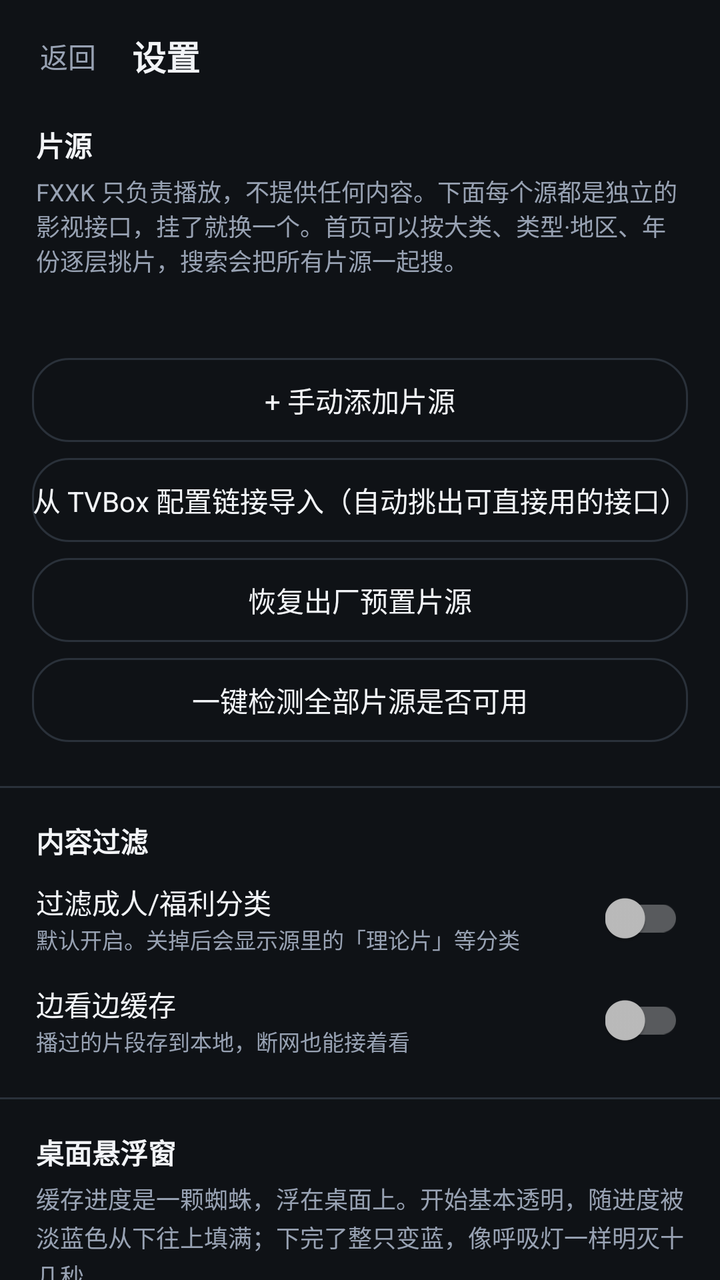
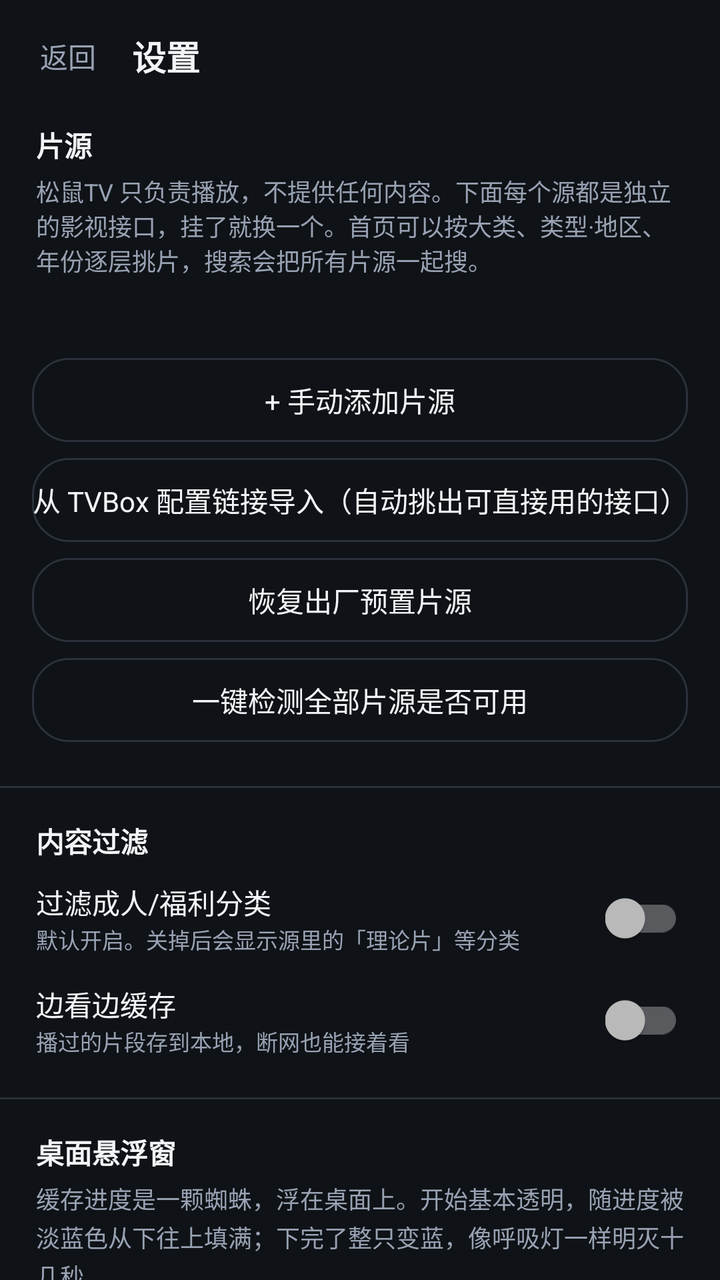

The first picture is an Android layout as it rendered before a commit; the second is the same layout after the commit. The layout source and the unified diff follow.
<!-- AndroidManifest.xml: application theme AppTheme -->
<!-- res/layout/activity_settings.xml -->
<?xml version="1.0" encoding="utf-8"?>
<LinearLayout xmlns:android="http://schemas.android.com/apk/res/android"
    android:layout_width="match_parent"
    android:layout_height="match_parent"
    android:orientation="vertical"
    android:background="@color/bg"
    android:fitsSystemWindows="true">

    <LinearLayout
        android:layout_width="match_parent"
        android:layout_height="wrap_content"
        android:orientation="horizontal"
        android:gravity="center_vertical"
        android:paddingLeft="8dp"
        android:paddingRight="12dp"
        android:paddingTop="10dp"
        android:paddingBottom="6dp">

        <TextView
            android:id="@+id/btnBack"
            android:layout_width="wrap_content"
            android:layout_height="36dp"
            android:gravity="center"
            android:paddingLeft="12dp"
            android:paddingRight="12dp"
            android:text="返回"
            android:textColor="@color/text_dim"
            android:textSize="14sp" />

        <TextView
            android:layout_width="0dp"
            android:layout_height="wrap_content"
            android:layout_weight="1"
            android:layout_marginLeft="6dp"
            android:text="@string/settings"
            android:textColor="@color/text"
            android:textSize="17sp"
            android:textStyle="bold" />
    </LinearLayout>

    <ScrollView
        android:layout_width="match_parent"
        android:layout_height="0dp"
        android:layout_weight="1"
        android:scrollbars="none">

        <LinearLayout
            android:layout_width="match_parent"
            android:layout_height="wrap_content"
            android:orientation="vertical"
            android:paddingBottom="28dp">

            <TextView
                android:layout_width="match_parent"
                android:layout_height="wrap_content"
                android:layout_marginLeft="18dp"
                android:layout_marginTop="10dp"
                android:text="片源"
                android:textColor="@color/text"
                android:textSize="14sp"
                android:textStyle="bold" />

            <TextView
                android:layout_width="match_parent"
                android:layout_height="wrap_content"
                android:layout_marginLeft="18dp"
                android:layout_marginRight="18dp"
                android:layout_marginTop="4dp"
                android:text="FXXK 只负责播放，不提供任何内容。下面每个源都是独立的影视接口，挂了就换一个。首页可以按大类、类型·地区、年份逐层挑片，搜索会把所有片源一起搜。"
                android:textColor="@color/text_dim"
                android:textSize="12sp" />

            <TextView
                android:id="@+id/sourceCount"
                android:layout_width="match_parent"
                android:layout_height="wrap_content"
                android:layout_marginLeft="18dp"
                android:layout_marginRight="18dp"
                android:layout_marginTop="10dp"
                android:textColor="@color/text_dim"
                android:textSize="12sp" />

            <LinearLayout
                android:id="@+id/sourceBox"
                android:layout_width="match_parent"
                android:layout_height="wrap_content"
                android:layout_marginTop="4dp"
                android:orientation="vertical" />

            <TextView
                android:id="@+id/btnAddSource"
                android:layout_width="match_parent"
                android:layout_height="42dp"
                android:layout_marginLeft="16dp"
                android:layout_marginRight="16dp"
                android:layout_marginTop="10dp"
                android:background="@drawable/bg_btn_ghost"
                android:gravity="center"
                android:text="+ 手动添加片源"
                android:textColor="@color/text"
                android:textSize="14sp" />

            <TextView
                android:id="@+id/btnImportTvbox"
                android:layout_width="match_parent"
                android:layout_height="42dp"
                android:layout_marginLeft="16dp"
                android:layout_marginRight="16dp"
                android:layout_marginTop="8dp"
                android:background="@drawable/bg_btn_ghost"
                android:gravity="center"
                android:text="从 TVBox 配置链接导入（自动挑出可直接用的接口）"
                android:textColor="@color/text"
                android:textSize="14sp" />

            <TextView
                android:id="@+id/btnRestore"
                android:layout_width="match_parent"
                android:layout_height="42dp"
                android:layout_marginLeft="16dp"
                android:layout_marginRight="16dp"
                android:layout_marginTop="8dp"
                android:background="@drawable/bg_btn_ghost"
                android:gravity="center"
                android:text="恢复出厂预置片源"
                android:textColor="@color/text"
                android:textSize="14sp" />

            <TextView
                android:id="@+id/btnTestAll"
                android:layout_width="match_parent"
                android:layout_height="42dp"
                android:layout_marginLeft="16dp"
                android:layout_marginRight="16dp"
                android:layout_marginTop="8dp"
                android:background="@drawable/bg_btn_ghost"
                android:gravity="center"
                android:text="一键检测全部片源是否可用"
                android:textColor="@color/text"
                android:textSize="14sp" />

            <View
                android:layout_width="match_parent"
                android:layout_height="1dp"
                android:layout_marginTop="22dp"
                android:background="@color/divider" />

            <TextView
                android:layout_width="match_parent"
                android:layout_height="wrap_content"
                android:layout_marginLeft="18dp"
                android:layout_marginTop="16dp"
                android:text="内容过滤"
                android:textColor="@color/text"
                android:textSize="14sp"
                android:textStyle="bold" />

            <LinearLayout
                android:layout_width="match_parent"
                android:layout_height="wrap_content"
                android:orientation="horizontal"
                android:gravity="center_vertical"
                android:paddingLeft="18dp"
                android:paddingRight="18dp"
                android:paddingTop="10dp">

                <LinearLayout
                    android:layout_width="0dp"
                    android:layout_height="wrap_content"
                    android:layout_weight="1"
                    android:orientation="vertical">

                    <TextView
                        android:layout_width="wrap_content"
                        android:layout_height="wrap_content"
                        android:text="过滤成人/福利分类"
                        android:textColor="@color/text"
                        android:textSize="14sp" />

                    <TextView
                        android:layout_width="wrap_content"
                        android:layout_height="wrap_content"
                        android:text="默认开启。关掉后会显示源里的「理论片」等分类"
                        android:textColor="@color/text_dim"
                        android:textSize="11sp" />
                </LinearLayout>

                <androidx.appcompat.widget.SwitchCompat
                    android:id="@+id/swFilterAdult"
                    android:layout_width="wrap_content"
                    android:layout_height="wrap_content" />
            </LinearLayout>

            <LinearLayout
                android:layout_width="match_parent"
                android:layout_height="wrap_content"
                android:orientation="horizontal"
                android:gravity="center_vertical"
                android:paddingLeft="18dp"
                android:paddingRight="18dp"
                android:paddingTop="14dp">

                <LinearLayout
                    android:layout_width="0dp"
                    android:layout_height="wrap_content"
                    android:layout_weight="1"
                    android:orientation="vertical">

                    <TextView
                        android:layout_width="wrap_content"
                        android:layout_height="wrap_content"
                        android:text="边看边缓存"
                        android:textColor="@color/text"
                        android:textSize="14sp" />

                    <TextView
                        android:layout_width="wrap_content"
                        android:layout_height="wrap_content"
                        android:text="播过的片段存到本地，断网也能接着看"
                        android:textColor="@color/text_dim"
                        android:textSize="11sp" />
                </LinearLayout>

                <androidx.appcompat.widget.SwitchCompat
                    android:id="@+id/swAutoCache"
                    android:layout_width="wrap_content"
                    android:layout_height="wrap_content" />
            </LinearLayout>

            <View
                android:layout_width="match_parent"
                android:layout_height="1dp"
                android:layout_marginTop="20dp"
                android:background="@color/divider" />

            <TextView
                android:layout_width="match_parent"
                android:layout_height="wrap_content"
                android:layout_marginLeft="18dp"
                android:layout_marginTop="16dp"
                android:text="@string/overlay_section"
                android:textColor="@color/text"
                android:textSize="14sp"
                android:textStyle="bold" />

            <TextView
                android:layout_width="match_parent"
                android:layout_height="wrap_content"
                android:layout_marginLeft="18dp"
                android:layout_marginRight="18dp"
                android:layout_marginTop="4dp"
                android:lineSpacingExtra="2dp"
                android:text="@string/overlay_section_desc"
                android:textColor="@color/text_dim"
                android:textSize="12sp" />

            <TextView
                android:id="@+id/btnOverlay"
                android:layout_width="match_parent"
                android:layout_height="42dp"
                android:layout_marginLeft="16dp"
                android:layout_marginRight="16dp"
                android:layout_marginTop="10dp"
                android:background="@drawable/bg_btn_ghost"
                android:gravity="center"
                android:text="@string/overlay_off"
                android:textColor="@color/text"
                android:textSize="14sp" />

            <View
                android:layout_width="match_parent"
                android:layout_height="1dp"
                android:layout_marginTop="20dp"
                android:background="@color/divider" />

            <TextView
                android:layout_width="match_parent"
                android:layout_height="wrap_content"
                android:layout_marginLeft="18dp"
                android:layout_marginTop="16dp"
                android:text="存储"
                android:textColor="@color/text"
                android:textSize="14sp"
                android:textStyle="bold" />

            <TextView
                android:id="@+id/cacheInfo"
                android:layout_width="match_parent"
                android:layout_height="wrap_content"
                android:layout_marginLeft="18dp"
                android:layout_marginRight="18dp"
                android:layout_marginTop="8dp"
                android:textColor="@color/text_dim"
                android:textSize="13sp" />

            <TextView
                android:id="@+id/btnClearCache"
                android:layout_width="match_parent"
                android:layout_height="42dp"
                android:layout_marginLeft="16dp"
                android:layout_marginRight="16dp"
                android:layout_marginTop="10dp"
                android:background="@drawable/bg_btn_ghost"
                android:gravity="center"
                android:text="清空在线缓存"
                android:textColor="@color/text"
                android:textSize="14sp" />

            <View
                android:layout_width="match_parent"
                android:layout_height="1dp"
                android:layout_marginTop="20dp"
                android:background="@color/divider" />

            <TextView
                android:id="@+id/about"
                android:layout_width="match_parent"
                android:layout_height="wrap_content"
                android:layout_marginLeft="18dp"
                android:layout_marginRight="18dp"
                android:layout_marginTop="16dp"
                android:lineSpacingExtra="4dp"
                android:textColor="@color/text_dim"
                android:textSize="12sp" />
        </LinearLayout>
    </ScrollView>
</LinearLayout>
<!-- resources referenced by this layout -->
<resources>
  <color name="bg">#0F1216</color>
  <color name="divider">#2A313A</color>
  <color name="text">#F2F4F7</color>
  <color name="text_dim">#98A2B3</color>
  <!-- drawable bg_btn_ghost (drawable) -->
  <?xml version="1.0" encoding="utf-8"?>
  <shape xmlns:android="http://schemas.android.com/apk/res/android" android:shape="rectangle">
      <solid android:color="@android:color/transparent" />
      <corners android:radius="18dp" />
      <stroke android:width="1dp" android:color="@color/divider" />
  </shape>
  <string name="overlay_off">去开启</string>
  <string name="overlay_section">桌面悬浮窗</string>
  <string name="overlay_section_desc">缓存进度是一颗蜘蛛，浮在桌面上。开始基本透明，随进度被淡蓝色从下往上填满；下完了整只变蓝，像呼吸灯一样明灭十几秒。\n\n退到后台、刷别的 App 都看得见。长按蜘蛛能展开看百分比和速度。</string>
  <string name="settings">设置</string>
  <style name="AppTheme" parent="Theme.AppCompat.NoActionBar">
          <item name="android:windowBackground">@color/bg</item>
          <item name="android:statusBarColor">@color/bg</item>
          <item name="android:navigationBarColor">@color/bg</item>
          <item name="android:textColorPrimary">@color/text</item>
          <item name="android:textColorSecondary">@color/text_dim</item>
          <item name="colorAccent">@color/primary</item>
      </style>
  <color name="primary">#E62429</color>
</resources>

<!-- the commit's change to res/layout/activity_settings.xml (unified diff, before → after) -->
@@ -66,7 +66,7 @@
                 android:layout_marginLeft="18dp"
                 android:layout_marginRight="18dp"
                 android:layout_marginTop="4dp"
-                android:text="FXXK 只负责播放，不提供任何内容。下面每个源都是独立的影视接口，挂了就换一个。首页可以按大类、类型·地区、年份逐层挑片，搜索会把所有片源一起搜。"
+                android:text="松鼠TV 只负责播放，不提供任何内容。下面每个源都是独立的影视接口，挂了就换一个。首页可以按大类、类型·地区、年份逐层挑片，搜索会把所有片源一起搜。"
                 android:textColor="@color/text_dim"
                 android:textSize="12sp" />
 
